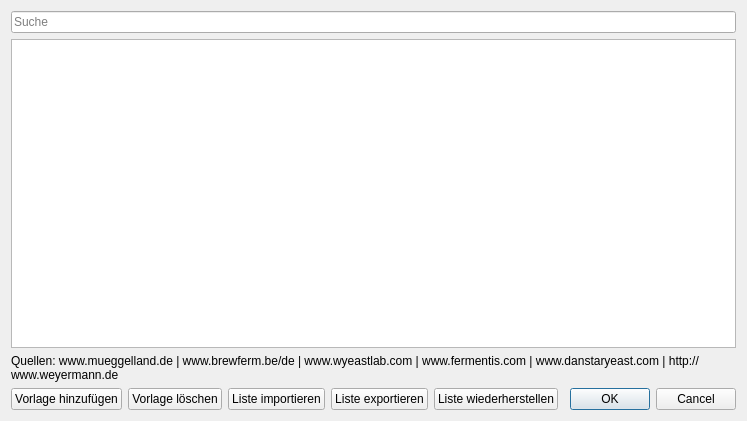
This is kleiner-brauhelfer/dialogs/dlgrohstoffvorlage.ui in kleiner-brauhelfer/kleiner-brauhelfer-2 as Qt 5 draws it before an edit. The edited form follows.
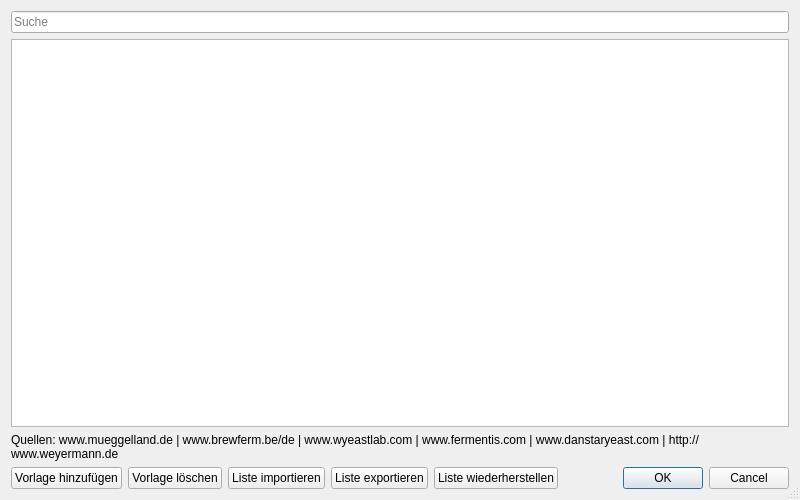
This is the edited form. Custom widgets are drawn as their Qt base class.

Patch:
```diff
--- a/kleiner-brauhelfer/dialogs/dlgrohstoffvorlage.ui
+++ b/kleiner-brauhelfer/dialogs/dlgrohstoffvorlage.ui
@@ -6,13 +6,22 @@
    <rect>
     <x>0</x>
     <y>0</y>
-    <width>747</width>
-    <height>421</height>
+    <width>800</width>
+    <height>500</height>
    </rect>
   </property>
+  <property name="minimumSize">
+   <size>
+    <width>677</width>
+    <height>200</height>
+   </size>
+  </property>
   <property name="windowTitle">
    <string>Auswahl Rohstoffvorlage</string>
   </property>
+  <property name="sizeGripEnabled">
+   <bool>true</bool>
+  </property>
   <layout class="QVBoxLayout" name="verticalLayout">
    <item>
     <widget class="QLineEdit" name="lineEditFilter">
@@ -107,6 +116,13 @@
    </item>
   </layout>
  </widget>
+ <customwidgets>
+  <customwidget>
+   <class>TableView</class>
+   <extends>QTableView</extends>
+   <header>widgets/tableview.h</header>
+  </customwidget>
+ </customwidgets>
  <resources/>
  <connections>
   <connection>
```
Left out of the diff: 26 changed lines with no effect on the pictures.
